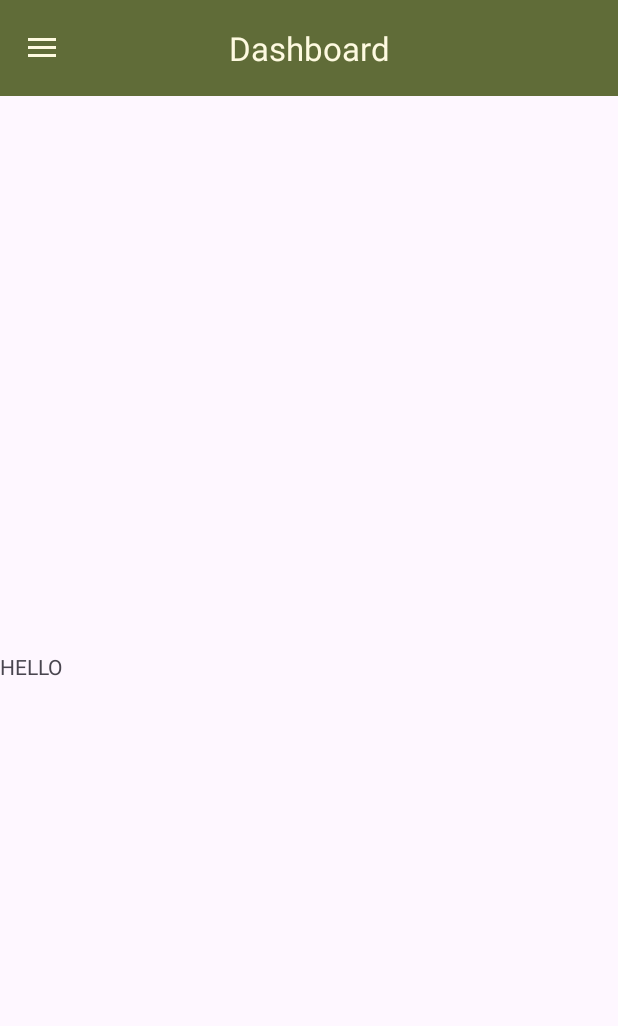
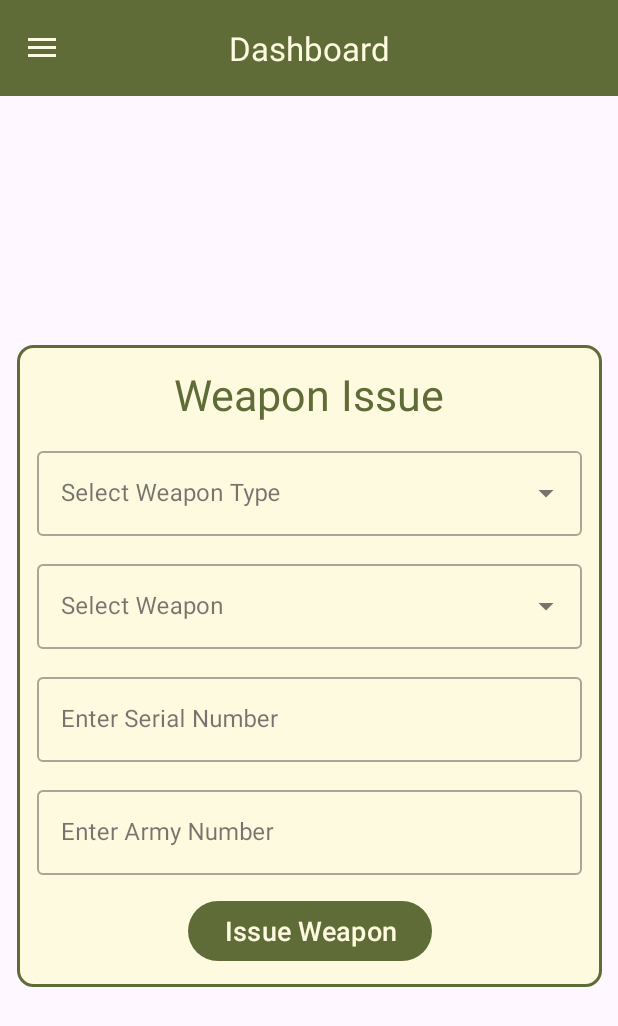
Before and after one commit to strikleApp/KoteManagementAndroid, an Android app: the fragment IssueInventoryFragment placed in its activity, on a phone screen of 412 x 824 dp. Shown: the top 1026 px of the screen. Run offline under Robolectric (Android 15) with nearby library versions, the light colour scheme and no system bars; our stand-ins replace Room's generated code, sdp/ssp sizes.

Commit message:
issue_inventory_fragment.xml has been updated

```diff
--- a/app/src/main/java/com/android/kotemanagement/fragments/inventory/IssueInventoryFragment.java
+++ b/app/src/main/java/com/android/kotemanagement/fragments/inventory/IssueInventoryFragment.java
@@ -10,13 +10,18 @@ import androidx.annotation.Nullable;
 import androidx.fragment.app.Fragment;
 
 import com.android.kotemanagement.R;
+import com.android.kotemanagement.databinding.IssueInventoryFragmentBinding;
 
 public class IssueInventoryFragment extends Fragment {
+
+    private IssueInventoryFragmentBinding binding;
+
     @Nullable
     @Override
     public View onCreateView(@NonNull LayoutInflater inflater, @Nullable ViewGroup container, @Nullable Bundle savedInstanceState) {
-        View view = inflater.inflate(R.layout.issue_inventory_fragment, container, false);
+        binding = IssueInventoryFragmentBinding.inflate(inflater, container, false);
 
-        return view;
+
+        return binding.getRoot();
     }
 }
--- a/app/src/main/res/layout/issue_inventory_fragment.xml
+++ b/app/src/main/res/layout/issue_inventory_fragment.xml
@@ -1,14 +1,119 @@
 <?xml version="1.0" encoding="utf-8"?>
-<androidx.constraintlayout.widget.ConstraintLayout xmlns:android="http://schemas.android.com/apk/res/android"
+<androidx.constraintlayout.widget.ConstraintLayout
+    xmlns:android="http://schemas.android.com/apk/res/android"
     android:layout_width="match_parent"
     android:layout_height="match_parent"
     xmlns:app="http://schemas.android.com/apk/res-auto">
-    <TextView
+
+    <androidx.constraintlayout.widget.ConstraintLayout
+        android:id="@+id/clIssueFragment"
+        android:layout_width="@dimen/_300sdp"
+        android:layout_height="wrap_content"
+        android:background="@drawable/border"
+        android:padding="@dimen/_10sdp"
         app:layout_constraintTop_toTopOf="parent"
-        app:layout_constraintBottom_toBottomOf="parent"
         app:layout_constraintStart_toStartOf="parent"
-        android:text="HELLO"
-        android:layout_width="wrap_content"
-        android:layout_height="wrap_content"/>
+        app:layout_constraintEnd_toEndOf="parent"
+        app:layout_constraintBottom_toBottomOf="parent">
+
+        <TextView
+            android:id="@+id/tvIssue"
+            android:layout_width="wrap_content"
+            android:layout_height="wrap_content"
+            android:text="Weapon Issue"
+            android:textSize="@dimen/_22sdp"
+            android:textColor="#606C38"
+            app:layout_constraintTop_toTopOf="parent"
+            app:layout_constraintStart_toStartOf="parent"
+            app:layout_constraintEnd_toEndOf="parent"/>
+
+        <com.google.android.material.textfield.TextInputLayout
+            style="@style/Widget.MaterialComponents.TextInputLayout.OutlinedBox.ExposedDropdownMenu"
+            android:id="@+id/tilWeaponType"
+            android:layout_width="match_parent"
+            android:layout_height="wrap_content"
+            android:layout_marginTop="@dimen/_10sdp"
+            app:endIconMode="dropdown_menu"
+            app:layout_constraintTop_toBottomOf="@id/tvIssue"
+            app:layout_constraintStart_toStartOf="parent"
+            app:layout_constraintEnd_toEndOf="parent"
+            android:contentDescription="@string/select_weapon_type"
+            app:endIconContentDescription="@string/select_weapon_type">
+            <com.google.android.material.textfield.MaterialAutoCompleteTextView
+                android:id="@+id/mtvWeaponType"
+                android:layout_width="match_parent"
+                android:layout_height="wrap_content"
+                android:inputType="none"
+                android:hint="@string/select_weapon_type" />
+
+        </com.google.android.material.textfield.TextInputLayout>
+
+        <com.google.android.material.textfield.TextInputLayout
+            style="@style/Widget.MaterialComponents.TextInputLayout.OutlinedBox.ExposedDropdownMenu"
+            android:id="@+id/tilWeapon"
+            android:layout_width="match_parent"
+            android:layout_height="wrap_content"
+            android:layout_marginTop="@dimen/_10sdp"
+            app:layout_constraintTop_toBottomOf="@id/tilWeaponType"
+            app:layout_constraintStart_toStartOf="parent"
+            app:layout_constraintEnd_toEndOf="parent"
+            app:endIconContentDescription="@string/select_weapon">
+            <com.google.android.material.textfield.MaterialAutoCompleteTextView
+                android:id="@+id/mtvWeapon"
+                android:layout_width="match_parent"
+                android:layout_height="wrap_content"
+                android:inputType="none"
+                android:hint="@string/select_weapon"/>
+        </com.google.android.material.textfield.TextInputLayout>
+
+        <com.google.android.material.textfield.TextInputLayout
+            style="@style/Widget.MaterialComponents.TextInputLayout.OutlinedBox"
+            android:id="@+id/tilSerialNumber"
+            android:layout_width="match_parent"
+            android:layout_height="wrap_content"
+            android:layout_marginTop="@dimen/_10sdp"
+            app:layout_constraintTop_toBottomOf="@id/tilWeapon"
+            app:layout_constraintStart_toStartOf="parent"
+            app:layout_constraintEnd_toEndOf="parent">
+
+            <com.google.android.material.textfield.TextInputEditText
+                android:id="@+id/etSerialNumber"
+                android:layout_width="match_parent"
+                android:layout_height="wrap_content"
+                android:inputType="text"
+                android:hint="Enter Serial Number" />
+
+        </com.google.android.material.textfield.TextInputLayout>
+
+        <com.google.android.material.textfield.TextInputLayout
+            style="@style/Widget.MaterialComponents.TextInputLayout.OutlinedBox"
+            android:id="@+id/tilArmyNumber"
+            android:layout_width="match_parent"
+            android:layout_height="wrap_content"
+            android:layout_marginTop="@dimen/_10sdp"
+            app:layout_constraintStart_toStartOf="parent"
+            app:layout_constraintEnd_toEndOf="parent"
+            app:layout_constraintTop_toBottomOf="@id/tilSerialNumber">
+            <com.google.android.material.textfield.TextInputEditText
+                android:id="@+id/etArmyNumber"
+                android:layout_width="match_parent"
+                android:layout_height="wrap_content"
+                android:inputType="text"
+                android:hint="Enter Army Number" />
+        </com.google.android.material.textfield.TextInputLayout>
+
+
+        <com.google.android.material.button.MaterialButton
+            android:id="@+id/btnIssue"
+            android:layout_width="wrap_content"
+            android:layout_height="wrap_content"
+            android:text="Issue Weapon"
+            android:textSize="@dimen/_14sdp"
+            android:layout_marginTop="@dimen/_10sdp"
+            app:layout_constraintTop_toBottomOf="@id/tilArmyNumber"
+            app:layout_constraintStart_toStartOf="parent"
+            app:layout_constraintEnd_toEndOf="parent"/>
+
+    </androidx.constraintlayout.widget.ConstraintLayout>
 
 </androidx.constraintlayout.widget.ConstraintLayout>
--- a/app/src/main/res/values/strings.xml
+++ b/app/src/main/res/values/strings.xml
@@ -60,4 +60,6 @@
     <string name="update_soldier_btn">Update Soldier</string>
     <string name="return_string">Return</string>
     <string name="issue_string">Issue</string>
+    <string name="select_weapon_type">Select Weapon Type</string>
+    <string name="select_weapon">Select Weapon</string>
 </resources>
--- a/gradle/libs.versions.toml
+++ b/gradle/libs.versions.toml
@@ -1,5 +1,5 @@
 [versions]
-agp = "8.6.0"
+agp = "8.5.0"
 circleimageview = "3.1.0"
 design = "28.0.0"
 designVersion = "28.0.0"
@@ -7,14 +7,14 @@ junit = "4.13.2"
 junitVersion = "1.2.1"
 espressoCore = "3.6.1"
 appcompat = "1.7.0"
-lifecycleViewmodel = "2.8.5"
+lifecycleViewmodel = "2.8.6"
 material = "1.12.0"
 activity = "1.9.2"
 constraintlayout = "2.1.4"
 googleGmsGoogleServices = "4.4.2"
 firebaseAuth = "23.0.0"
 firebaseDatabase = "21.0.0"
-firebaseCrashlytics = "19.1.0"
+firebaseCrashlytics = "19.2.0"
 googleFirebaseCrashlytics = "3.0.2"
 kotlin = "2.0.20"
 coreKtx = "1.13.1"
```
